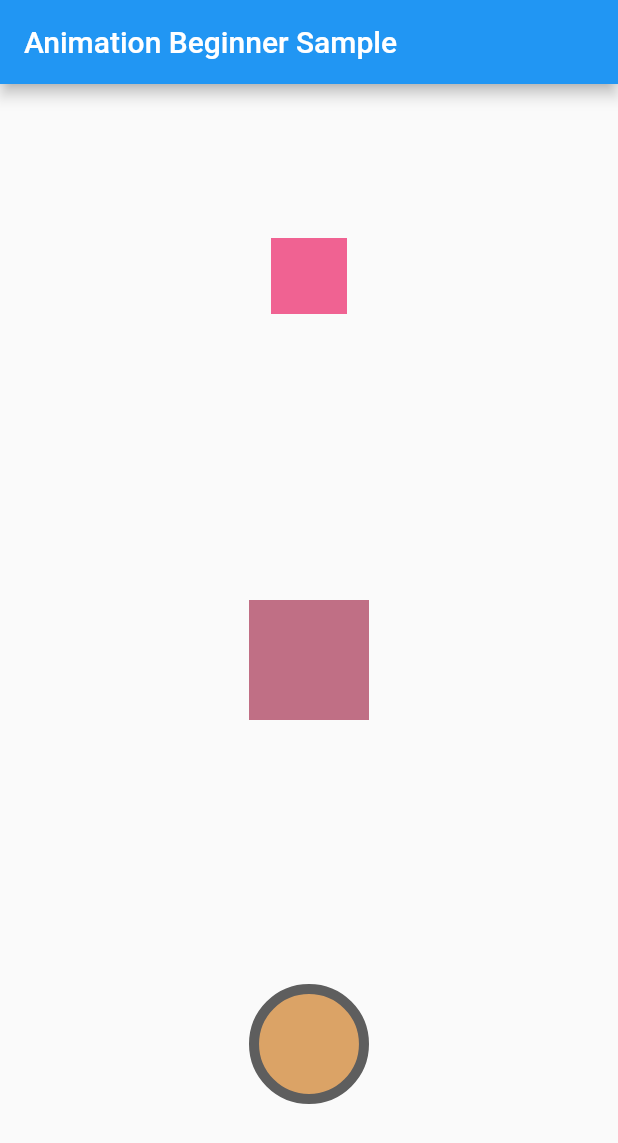
After one commit to devballet/flutter_cookbook, a Flutter app: the animationSample screen opened directly, on a phone screen of 412 x 824 dp. The commit adds this screen. Shown: the top 1143 px of the screen. Run offline on Flutter 3.47's test engine with Material 2 defaults, Android fonts, the phone set to English and light mode, and no system bars; missing offline and left inert: random_color.

Commit message:
animation for beginner example3

```diff
--- a/lib/datas/data.dart
+++ b/lib/datas/data.dart
@@ -22,6 +22,10 @@ List<data> getExampleList() {
   exampleList.add(new data(
       6, 'randomColorWithDependency', 'randomColorDependency', 'gridView'));
   exampleList.add(new data(7, 'roundListView', 'roundListView', 'listview'));
+  exampleList.add(new data(
+      8, 'seperatorInListview', 'seperatorInListView', 'seperatorbuilder'));
+  exampleList
+      .add(new data(9, 'animationBeginner', 'animationBeginner', 'animation'));
 
   return exampleList;
 }
--- /dev/null
+++ b/lib/examples/animationBeginner.dart
@@ -0,0 +1,200 @@
+import 'package:flutter/material.dart';
+
+class animationBeginner extends StatelessWidget {
+  const animationBeginner({Key key}) : super(key: key);
+
+  @override
+  Widget build(BuildContext context) {
+    return MaterialApp(
+      debugShowCheckedModeBanner: false,
+      title: "Animation Beginner",
+      home: animationSample(),
+    );
+  }
+}
+
+class animationSample extends StatefulWidget {
+  animationSample({Key key}) : super(key: key);
+
+  @override
+  _animationSampleState createState() => _animationSampleState();
+}
+
+class _animationSampleState extends State<animationSample> {
+  @override
+  Widget build(BuildContext context) {
+    return Scaffold(
+      appBar: AppBar(
+        title: Text("Animation Beginner Sample"),
+      ),
+      body: Column(
+        children: [
+          Expanded(
+            flex: 1,
+            child: animationSample1(),
+          ),
+          Expanded(
+            flex: 1,
+            child: animationSample2(),
+          ),
+          Expanded(
+            flex: 1,
+            child: animationSample3(),
+          ),
+        ],
+      ),
+    );
+  }
+}
+
+class animationSample1 extends StatefulWidget {
+  animationSample1({Key key}) : super(key: key);
+
+  @override
+  _animationSample1State createState() => _animationSample1State();
+}
+
+class _animationSample1State extends State<animationSample1>
+    with TickerProviderStateMixin {
+  AnimationController _controller;
+
+  @override
+  void initState() {
+    _controller =
+        new AnimationController(vsync: this, duration: Duration(seconds: 3));
+    _controller.repeat(reverse: true);
+    // TODO: implement initState
+    super.initState();
+  }
+
+  @override
+  void dispose() {
+    _controller.dispose();
+    // TODO: implement dispose
+    super.dispose();
+  }
+
+  @override
+  Widget build(BuildContext context) {
+    return Center(
+      child: AnimatedBuilder(
+        animation: _controller,
+        builder: (BuildContext _, child) {
+          return Transform.scale(
+            scale: _controller.value,
+            child: child,
+          );
+        },
+        child: Container(
+          alignment: Alignment.center,
+          width: 80,
+          height: 80,
+          color: Colors.pink.shade300,
+        ),
+      ),
+    );
+  }
+}
+
+class animationSample2 extends StatefulWidget {
+  animationSample2({Key key}) : super(key: key);
+
+  @override
+  _animationSample2State createState() => _animationSample2State();
+}
+
+class _animationSample2State extends State<animationSample2>
+    with TickerProviderStateMixin {
+  AnimationController _animationController;
+  Animation<Color> tween;
+  @override
+  void initState() {
+    _animationController = new AnimationController(
+      vsync: this,
+      duration: Duration(seconds: 3),
+    );
+    _animationController.repeat(reverse: true);
+    tween = ColorTween(begin: Colors.yellow, end: Colors.purple)
+        .animate(_animationController);
+
+    // TODO: implement initState
+    super.initState();
+  }
+
+  @override
+  void dispose() {
+    _animationController.dispose(); // TODO: implement dispose
+    super.dispose();
+  }
+
+  @override
+  Widget build(BuildContext context) {
+    return Center(
+      child: AnimatedBuilder(
+        animation: tween,
+        builder: (BuildContext _, Widget child) {
+          return Container(
+            width: 80,
+            height: 80,
+            color: tween.value,
+          );
+        },
+      ),
+    );
+  }
+}
+
+class animationSample3 extends StatefulWidget {
+  animationSample3({Key key}) : super(key: key);
+
+  @override
+  _animationSample3State createState() => _animationSample3State();
+}
+
+class _animationSample3State extends State<animationSample3>
+    with TickerProviderStateMixin {
+  AnimationController _animationController;
+  Animation<Decoration> _decorationAnimation;
+  @override
+  void initState() {
+    _animationController = new AnimationController(
+      vsync: this,
+      duration: Duration(
+        seconds: 3,
+      ),
+    );
+    _animationController.repeat(reverse: true);
+    _decorationAnimation = DecorationTween(
+        begin: BoxDecoration(
+          color: Colors.purple,
+          border: Border.all(color: Colors.white, width: 1),
+          borderRadius: BorderRadius.circular(10),
+        ),
+        end: BoxDecoration(
+          color: Colors.yellow,
+          border: Border.all(color: Colors.black, width: 10),
+          borderRadius: BorderRadius.circular(100),
+        )).animate(_animationController);
+    super.initState();
+  }
+
+  @override
+  void dispose() {
+    _animationController.dispose();
+    // TODO: implement dispose
+    super.dispose();
+  }
+
+  @override
+  Widget build(BuildContext context) {
+    return Center(
+      child: DecoratedBoxTransition(
+        child: Container(
+          width: 80,
+          height: 80,
+        ),
+        decoration: _decorationAnimation,
+      ),
+    );
+  }
+}
--- /dev/null
+++ b/lib/examples/seperatorInListview.dart
@@ -0,0 +1,22 @@
+import 'package:flutter/material.dart';
+
+class seperatorInListview extends StatefulWidget {
+  seperatorInListview({Key key}) : super(key: key);
+
+  @override
+  _seperatorInListviewState createState() => _seperatorInListviewState();
+}
+
+class _seperatorInListviewState extends State<seperatorInListview> {
+  final List _items = List.generate(100, (index) => 'Item$index');
+  @override
+  Widget build(BuildContext context) {
+    return Text('HI!!');
+    // return ListView.builder(
+    //   itemCount: _items.length,
+    //   itemBuilder: (context, index) {
+    //     return Text(_items[index]);
+    //   },
+    // );
+  }
+}
--- a/lib/start.dart
+++ b/lib/start.dart
@@ -1,4 +1,5 @@
 import 'package:flutter/material.dart';
+import 'package:flutter_example/examples/animationBeginner.dart';
 import 'package:flutter_example/examples/randomColorDependency.dart';
 import 'package:flutter_example/examples/roundListView.dart';
 import 'datas/data.dart';
@@ -7,6 +8,7 @@ import 'examples/reorderlistview.dart';
 import 'examples/underlineTextStyle.dart';
 import 'examples/randomColorARGB.dart';
 import 'examples/randomColorDependency.dart';
+import 'examples/seperatorInListview.dart';
 
 void main() {
   runApp(MaterialApp(
@@ -20,7 +22,9 @@ void main() {
       '/randomColorPrimaries': (context) => randomColorPrimaries(),
       '/randomColorARGB': (context) => randomColorARGB(),
       '/randomColorDependency': (context) => randomColorDependency(),
-      '/roundListView': (context) => roundListView()
+      '/roundListView': (context) => roundListView(),
+      '/seperatorInListview': (context) => seperatorInListview(),
+      '/animationBeginner': (context) => animationBeginner(),
     },
   ));
 }
```
